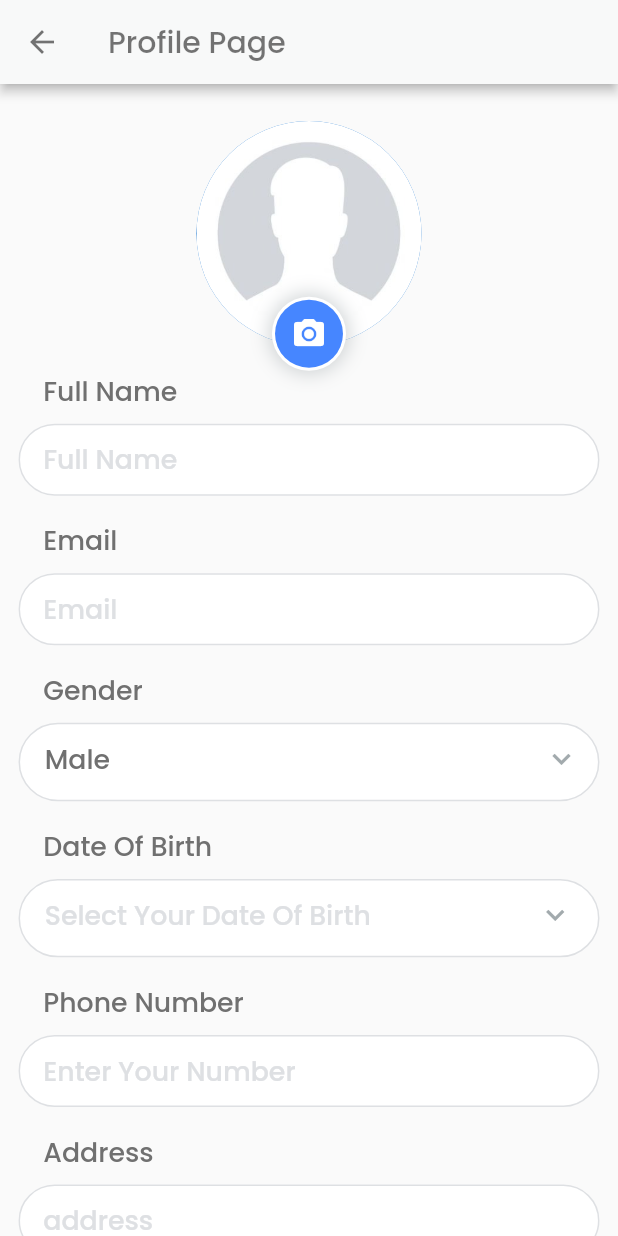
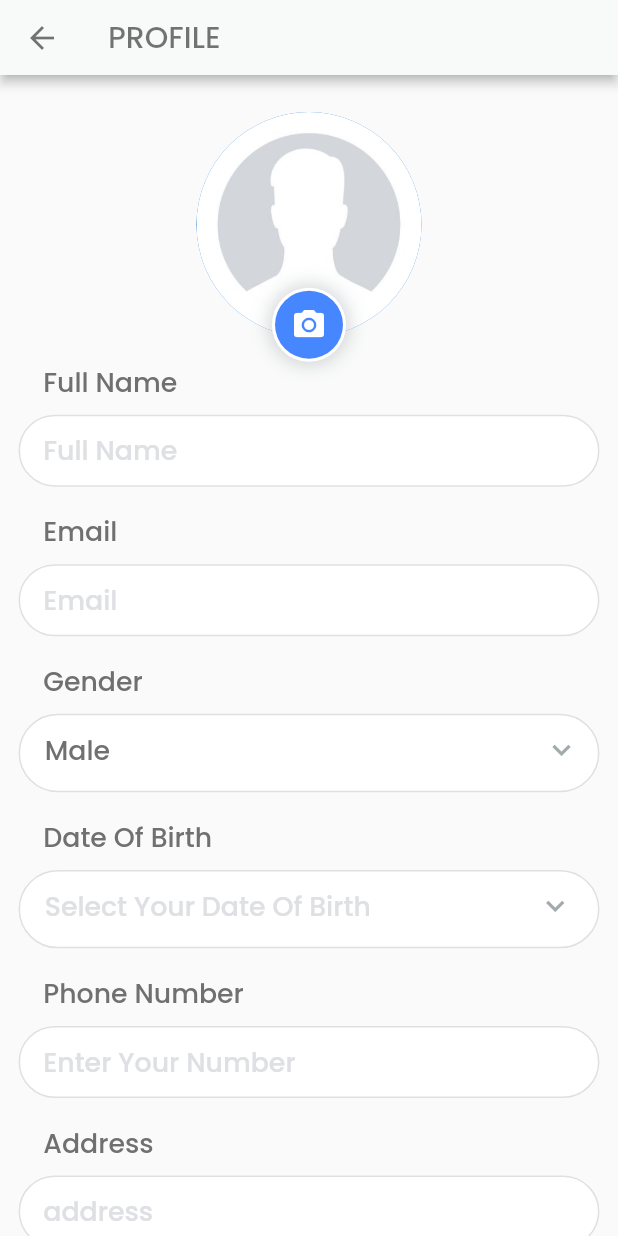
Before and after one commit to Yashil07/doctify_app, a Flutter app: the ProfileScreen screen opened directly, on a phone screen of 412 x 824 dp. Run offline on Flutter 3.47's test engine with Material 2 defaults, Android fonts, the phone set to English and light mode, and no system bars; our stand-ins replace firebase_core, flutter_svg, image_picker, lottie, sizer and 1 more; missing offline and left inert: dart:ffi; accounts and stored records are empty; project files that could hold a hidden picture were left out.

Commit message:
18-09-22 MAIN

```diff
--- a/lib/Views/Auth/profile_screen.dart
+++ b/lib/Views/Auth/profile_screen.dart
@@ -9,6 +9,7 @@ import 'package:project/Views/customeWidgets/custom_btn.dart';
 import 'package:project/Views/customeWidgets/custom_text_field.dart';
 import 'package:sizer/sizer.dart';
 import '../../Utils/const_utils.dart';
+import '../customeWidgets/custom_appbar.dart';
 import 'login_screen.dart';
 import 'package:intl/intl.dart';
 
@@ -46,13 +47,16 @@ class _ProfileScreenState extends State<ProfileScreen> {
       color: Colors.blueGrey,
       child: SafeArea(
         child: Scaffold(
-          appBar: AppBar(
-            title: const Text('Profile Page',
-                style: TextStyle(color: Colors.black54)),
-            leading: const BackButton(color: Colors.black54),
-            backgroundColor: ColorUtils.appBgColor,
-            elevation: 3,
-          ),
+          // appBar: AppBar(
+          //   title: const Text('Profile Page',
+          //       style: TextStyle(color: Colors.black54)),
+          //   leading: const BackButton(color: Colors.black54),
+          //   backgroundColor: ColorUtils.appBgColor,
+          //   elevation: 3,
+          // ),
+        appBar: PreferredSize(
+        preferredSize:Size.fromHeight(50),
+        child: CustomAppBar(title: "PROFILE",),),
           body: SingleChildScrollView(
             child: Padding(
               padding: EdgeInsets.symmetric(horizontal: 3.w),
```
Also changed, not shown: lib/Views/customeWidgets/custom_appbar.dart (+5 -10 lines).
